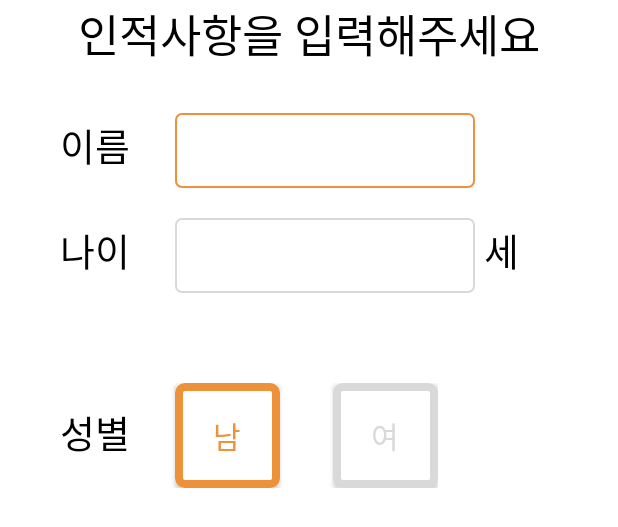
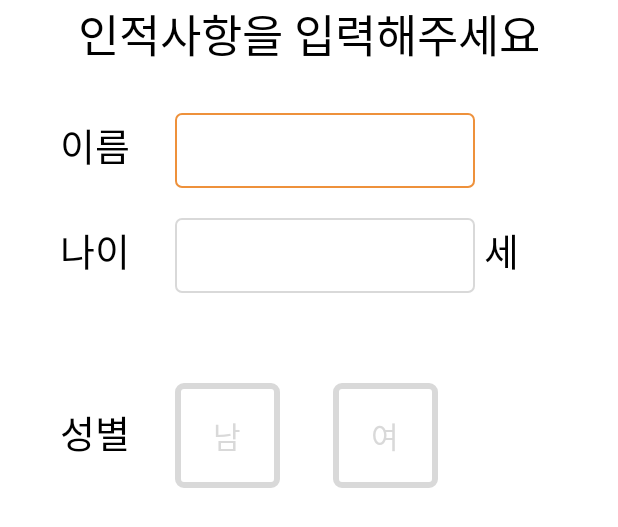
Before and after one commit to jaehan4707/LIFE_QUALITY, an Android app: the layout inform_fragment.xml on its own in the app's theme, with its tools: preview values and no code run, on a phone screen of 412 x 824 dp. Shown: the top 527 px of the screen. Run offline under Robolectric (Android 15) with nearby library versions, the phone set to English and light mode, and no system bars.

Commit message:
설문조사할 때 type7부터 마지막 살짝 잘리는 것만 해결하면됨

```diff
--- a/life_quality/app/src/main/java/com/example/myapplication/MainActivity.kt
+++ b/life_quality/app/src/main/java/com/example/myapplication/MainActivity.kt
@@ -29,7 +29,7 @@ class MainActivity : AppCompatActivity() {
     override fun onCreate(savedInstanceState: Bundle?) {
         super.onCreate(savedInstanceState)
         binding = ActivityMainBinding.inflate(layoutInflater)
-        setContentView(binding.root)
+
 
         val db = Firebase.firestore
         for(i in 0..nameList.size-1) {
@@ -48,7 +48,10 @@ class MainActivity : AppCompatActivity() {
                     Log.w("Get Data Error", exception)
                 }
         }
+        Log.d("설문문항 텍스트 값", "${surveyList.size}")
+//        binding.numberSurvey.text = surveyList.size.toString() + "개"
 
+        setContentView(binding.root)
         binding.qStart.setOnClickListener() {
             val intent = Intent(this, QuestionMainpage::class.java)
             startActivity(intent)
--- a/life_quality/app/src/main/res/drawable/button_click_custom.xml
+++ b/life_quality/app/src/main/res/drawable/button_click_custom.xml
@@ -1,13 +1,13 @@
 <?xml version="1.0" encoding="utf-8"?>
 <selector xmlns:android="http://schemas.android.com/apk/res/android" >
-    <item android:state_pressed="true">
+    <item android:state_selected="true">
         <shape >
             <solid android:color="#FFFFFF" />
             <stroke android:width="4dp" android:color="@color/main_orange"/>
             <corners android:radius="4dp"/>
         </shape>
     </item>
-    <item android:state_pressed="false">
+    <item android:state_selected="false">
     <shape >
         <stroke android:width="4dp" android:color="@color/gray"/>
         <corners android:radius="4dp" />
--- a/life_quality/app/src/main/res/drawable/button_click_txt_color.xml
+++ b/life_quality/app/src/main/res/drawable/button_click_txt_color.xml
@@ -1,7 +1,7 @@
 <?xml version="1.0" encoding="utf-8"?>
 <selector xmlns:android="http://schemas.android.com/apk/res/android">
-    <item android:state_pressed="true"
+    <item android:state_selected="true"
         android:color="@color/main_orange" />
-    <item android:state_pressed="false"
+    <item android:state_selected="false"
         android:color="@color/gray" />
 </selector>
--- a/life_quality/app/src/main/res/layout/activity_main.xml
+++ b/life_quality/app/src/main/res/layout/activity_main.xml
@@ -77,9 +77,10 @@
             android:textSize="20dp"
             android:textColor="@color/black"/>
         <TextView
+            android:id="@+id/number_survey"
             android:layout_width="wrap_content"
             android:layout_height="wrap_content"
-            android:text="27개"
+            android:text="54개"
             android:textSize="20dp"
             android:textColor="@color/main_orange"/>
         <TextView
--- a/life_quality/app/src/main/res/layout/inform_fragment.xml
+++ b/life_quality/app/src/main/res/layout/inform_fragment.xml
@@ -35,7 +35,9 @@
                 android:layout_width="200dp"
                 android:layout_height="50dp"
                 android:background="@drawable/edittext_custom"
-                android:layout_marginLeft="30dp"/>
+                android:layout_marginLeft="30dp"
+                android:padding="5dp"
+                android:fontFamily="@font/bm_dohyeon"/>
         </LinearLayout>
         <LinearLayout
             android:layout_width="wrap_content"
@@ -53,7 +55,9 @@
                 android:layout_width="200dp"
                 android:layout_height="50dp"
                 android:background="@drawable/edittext_custom"
-                android:layout_marginLeft="30dp"/>
+                android:layout_marginLeft="30dp"
+                android:padding="5dp"
+                android:fontFamily="@font/bm_dohyeon"/>
             <TextView
                 android:layout_width="wrap_content"
                 android:layout_height="wrap_content"
@@ -76,23 +80,25 @@
                 android:fontFamily="@font/bm_dohyeon"/>
 
             <android.widget.Button
+                android:id="@+id/btnman"
                 android:layout_width="70dp"
                 android:layout_height="70dp"
                 android:layout_marginLeft="30dp"
                 android:text="남"
                 android:textSize="20dp"
-                android:textColor="@color/main_orange"
+                android:textColor="@drawable/button_click_txt_color"
                 android:fontFamily="@font/bm_dohyeon"
-                android:background="@drawable/orange_linebutton"/>
+                android:background="@drawable/button_click_custom" />
             <android.widget.Button
+                android:id="@+id/btnwoman"
                 android:layout_width="70dp"
                 android:layout_height="70dp"
                 android:layout_marginLeft="35dp"
                 android:textSize="20dp"
                 android:text="여"
-                android:textColor="@color/gray"
+                android:textColor="@drawable/button_click_txt_color"
                 android:fontFamily="@font/bm_dohyeon"
-                android:background="@drawable/gray_linebutton"/>
+                android:background="@drawable/button_click_custom"/>
 
         </LinearLayout>
 
--- a/life_quality/app/src/main/res/layout/type6_fragment.xml
+++ b/life_quality/app/src/main/res/layout/type6_fragment.xml
@@ -28,7 +28,9 @@
 근력운동을 한 날은 며칠입니까?"
         android:textColor="@color/black"
         android:textSize="18dp" />
-
+    <ScrollView
+        android:layout_width="wrap_content"
+        android:layout_height="wrap_content">
         <LinearLayout
             android:layout_width="match_parent"
             android:layout_height="wrap_content"
@@ -135,4 +137,6 @@
                     android:fontFamily="@font/bm_dohyeon"/>
             </LinearLayout>
         </LinearLayout>
+    </ScrollView>
+
 </LinearLayout>
--- a/life_quality/app/src/main/res/layout/type7_fragment.xml
+++ b/life_quality/app/src/main/res/layout/type7_fragment.xml
@@ -27,7 +27,9 @@
         android:text="낮잠을 잔다면, 일주일에 몇일 정도 입니까?"
         android:textColor="@color/black"
         android:textSize="20dp" />
-
+    <ScrollView
+        android:layout_width="wrap_content"
+        android:layout_height="wrap_content">
         <LinearLayout
             android:layout_width="match_parent"
             android:layout_height="wrap_content"
@@ -149,4 +151,6 @@
                     android:fontFamily="@font/bm_dohyeon"/>
             </LinearLayout>
         </LinearLayout>
+    </ScrollView>
+
 </LinearLayout>
--- a/life_quality/app/src/main/res/layout/type8_fragment.xml
+++ b/life_quality/app/src/main/res/layout/type8_fragment.xml
@@ -27,7 +27,9 @@
         android:text="귀하가 한번에 적어도 집안에서 10분 이상 지속했던 신체활동에 대해서만 생각해 주십시오. 지난 7일간 집안에서 가벼운 물건을 나르거나 유리창을 닦거나 마루를 닦거나 집안을 닦는 것, 쓸기와 같은 중간정도의 신체활동을 한 날은 며칠입니까?"
         android:textColor="@color/black"
         android:textSize="18dp" />
-
+    <ScrollView
+        android:layout_width="wrap_content"
+        android:layout_height="wrap_content">
         <LinearLayout
             android:layout_width="match_parent"
             android:layout_height="wrap_content"
@@ -164,4 +166,6 @@
                     android:fontFamily="@font/bm_dohyeon"/>
             </LinearLayout>
         </LinearLayout>
+    </ScrollView>
+
 </LinearLayout>
```
Also changed, not shown: life_quality/app/src/main/java/com/example/myapplication/FragementInform.kt (+25 -2 lines), life_quality/app/src/main/java/com/example/myapplication/QuestionMainpage.kt (+11 -0 lines), life_quality/app/src/main/java/com/example/myapplication/ResultLayout.kt (+9 -0 lines). Lines whose indentation alone changed are shown as unchanged.
